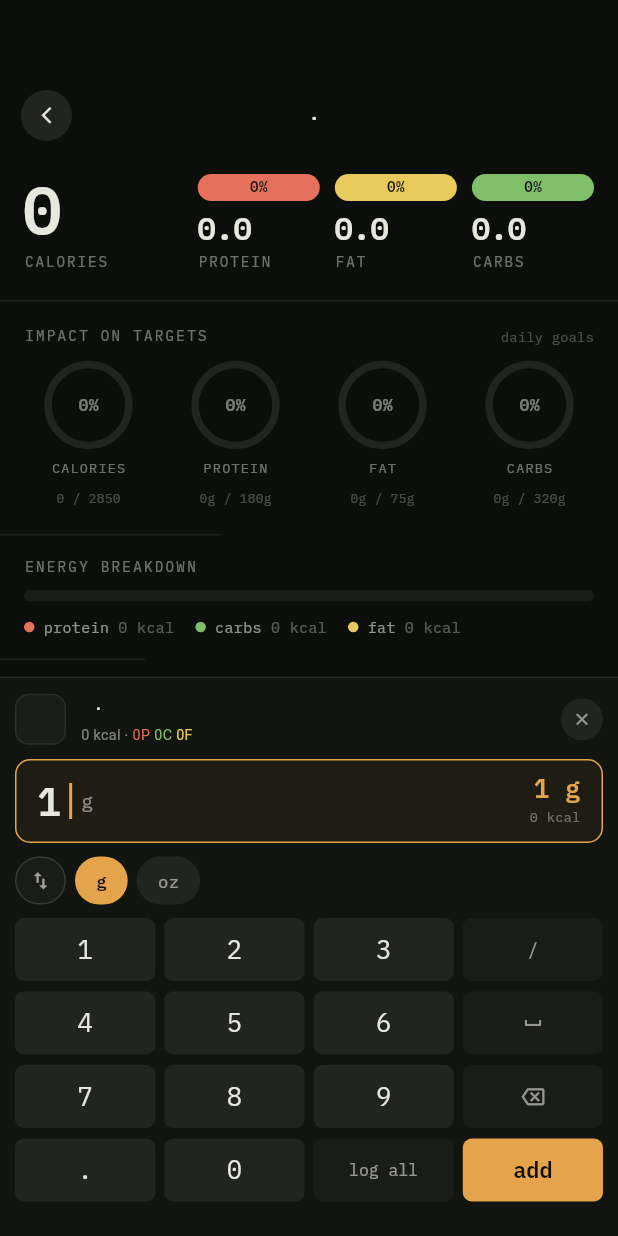
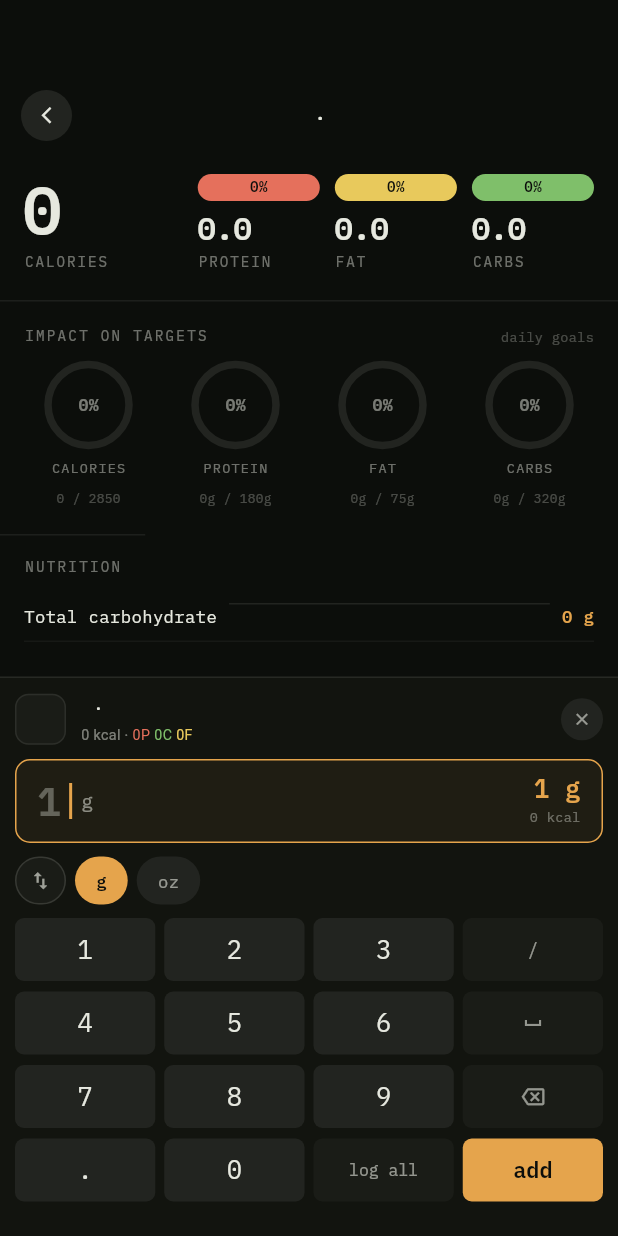
Before and after one commit to Neta-Rose/development, a Flutter app: the FoodDetailScreen screen opened directly with empty values, on a phone screen of 412 x 824 dp. Run offline on Flutter 3.47's test engine with Material 3 defaults, Android fonts, the phone set to English and light mode, and no system bars; our stand-ins replace camera, drift, drift_flutter, flutter_riverpod, freezed_annotation, go_router and 2 more; missing offline and left inert: app_settings, sqlite3; accounts and stored records are empty; generated files the repository leaves out were written again.

Commit message:
feat: enhance food logging and search features with new UI elements and functionality

```diff
--- a/lib/features/search/presentation/food_detail_screen.dart
+++ b/lib/features/search/presentation/food_detail_screen.dart
@@ -79,7 +79,6 @@ class _FoodDetailScreenState extends ConsumerState<FoodDetailScreen> {
                 _hero(food),
                 if (widget.editing != null) _remove(),
                 _targets(food),
-                _energy(food),
                 _nutrients(food, extras),
                 const SizedBox(height: 14),
               ],
@@ -90,6 +89,7 @@ class _FoodDetailScreenState extends ConsumerState<FoodDetailScreen> {
             child: PortionPad(
               food: food,
               initial: _portion,
+              isInitialPlaceholder: widget.editing == null,
               onChanged: _sync,
               onAdd: (p) {
                 _stage(p);
@@ -113,7 +113,9 @@ class _FoodDetailScreenState extends ConsumerState<FoodDetailScreen> {
       padding: const EdgeInsets.fromLTRB(14, 60, 14, 8),
       child: Row(
         children: [
-          GestureDetector(
+          Padding(
+            padding: const EdgeInsets.only(right: 8),
+            child: GestureDetector(
               onTap: () => Navigator.of(context).pop(),
               child: Container(
                 width: 34,
@@ -122,6 +124,7 @@ class _FoodDetailScreenState extends ConsumerState<FoodDetailScreen> {
                     color: AppColors.badgeBg, shape: BoxShape.circle),
                 child: const Icon(Icons.arrow_back_ios_new,
                     size: 13, color: AppColors.fg),
+              ),
             ),
           ),
           Expanded(
@@ -383,85 +386,7 @@ class _FoodDetailScreenState extends ConsumerState<FoodDetailScreen> {
     );
   }
 
-  /// Where the calories actually come from — 4·4·9, the same split the macro
-  /// percentages above are read off.
-  Widget _energy(FoodHit food) {
-    final p = _portion.scale(food.protein100g);
-    final c = _portion.scale(food.carb100g);
-    final f = _portion.scale(food.fat100g);
-    final bars = [
-      ('protein', p * 4, AppColors.protein, _share('PROTEIN', p, c, f)),
-      ('carbs', c * 4, AppColors.carbs, _share('CARBS', p, c, f)),
-      ('fat', f * 9, AppColors.fat, _share('FAT', p, c, f)),
-    ];
 
-    return Column(
-      crossAxisAlignment: CrossAxisAlignment.start,
-      children: [
-        Container(
-          padding: const EdgeInsets.fromLTRB(16, 14, 16, 8),
-          decoration:
-              BoxDecoration(border: Border(top: BorderSide(color: _dim(.08)))),
-          child: _caption('ENERGY BREAKDOWN', spacing: 1.5),
-        ),
-        Padding(
-          padding: const EdgeInsets.fromLTRB(16, 0, 16, 14),
-          child: Column(
-            crossAxisAlignment: CrossAxisAlignment.start,
-            children: [
-              ClipRRect(
-                borderRadius: BorderRadius.circular(4),
-                child: Container(
-                  height: 8,
-                  color: AppColors.tile,
-                  child: Row(
-                    children: [
-                      // Zero-share macros are dropped, not given flex 0: a
-                      // flexible child with no flex still takes its own width.
-                      for (final b in bars)
-                        if (b.$4 > 0)
-                          Expanded(flex: b.$4, child: ColoredBox(color: b.$3)),
-                    ],
-                  ),
-                ),
-              ),
-              const SizedBox(height: 10),
-              Wrap(
-                spacing: 14,
-                runSpacing: 6,
-                children: [
-                  for (final b in bars)
-                    Row(
-                      mainAxisSize: MainAxisSize.min,
-                      children: [
-                        Container(
-                          width: 7,
-                          height: 7,
-                          decoration:
-                              BoxDecoration(color: b.$3, shape: BoxShape.circle),
-                        ),
-                        const SizedBox(width: 6),
-                        Text(b.$1,
-                            style: TextStyle(fontSize: 10, color: _dim(.6))),
-                        const SizedBox(width: 6),
-                        Text(
-                          '${b.$2.round()} kcal',
-                          style: TextStyle(
-                            fontSize: 10,
-                            color: _dim(.35),
-                            fontFeatures: const [FontFeature.tabularFigures()],
-                          ),
-                        ),
-                      ],
-                    ),
-                ],
-              ),
-            ],
-          ),
-        ),
-      ],
-    );
-  }
 
   /// The rows the four list macros don't cover. [extras] arrives a frame or two
   /// late and is null for a quick entry, so every row past the first is
--- a/lib/features/search/presentation/portion_pad.dart
+++ b/lib/features/search/presentation/portion_pad.dart
@@ -21,6 +21,7 @@ class PortionPad extends ConsumerStatefulWidget {
     required this.onClose,
     required this.onLogAll,
     this.initial,
+    this.isInitialPlaceholder,
     this.onChanged,
   });
 
@@ -32,6 +33,10 @@ class PortionPad extends ConsumerStatefulWidget {
   /// The amount to open on. Null starts at one whole unit — what a fresh row
   /// means — while re-editing a staged amount reopens on that amount.
   final Portion? initial;
+
+  /// Whether the initial amount text is a grayed placeholder that gets overridden
+  /// by the first user key input. Defaults to true when [initial] is null.
+  final bool? isInitialPlaceholder;
 
   /// Fires whenever the typed amount changes, for a host that mirrors it. The
   /// host must ignore an unchanged amount: it rebuilds this pad, which reports
@@ -55,9 +60,13 @@ class _PortionPadState extends ConsumerState<PortionPad>
     final p when p.portionLabel != null => formatQty(p.qty!),
     final p => formatGrams(p.grams),
   };
+  late String _placeholderAmt = _amt;
   late String? _unit = widget.initial == null
       ? null
       : widget.initial!.portionLabel ?? 'g';
+
+  late bool _isPlaceholder =
+      widget.isInitialPlaceholder ?? (widget.initial == null);
 
   @override
   void dispose() {
@@ -67,6 +76,13 @@ class _PortionPadState extends ConsumerState<PortionPad>
 
   /// Capped at the design's seven characters — `1 15/16` is already absurd.
   void _type(String ch) {
+    if (_isPlaceholder) {
+      setState(() {
+        _amt = ch;
+        _isPlaceholder = false;
+      });
+      return;
+    }
     if (_amt.length < 7) setState(() => _amt += ch);
   }
 
@@ -193,13 +209,13 @@ class _PortionPadState extends ConsumerState<PortionPad>
                     _amt,
                     maxLines: 1,
                     overflow: TextOverflow.ellipsis,
-                    style: const TextStyle(
+                    style: TextStyle(
                       fontSize: 26,
                       fontWeight: FontWeight.w600,
                       letterSpacing: -0.5,
                       height: 1,
-                      color: AppColors.fg,
-                      fontFeatures: [FontFeature.tabularFigures()],
+                      color: _isPlaceholder ? _dim(.35) : AppColors.fg,
+                      fontFeatures: const [FontFeature.tabularFigures()],
                     ),
                   ),
                 ),
@@ -251,9 +267,11 @@ class _PortionPadState extends ConsumerState<PortionPad>
           // rewritten, so `4 oz` becomes `113.4 g`.
           onTap: () {
             final next = units[(units.indexOf(unit) + 1) % units.length];
+            final nextAmt = formatGrams(portion.grams / next.gramWeight);
             setState(() {
               _unit = next.label;
-              _amt = formatGrams(portion.grams / next.gramWeight);
+              _amt = nextAmt;
+              if (_isPlaceholder) _placeholderAmt = nextAmt;
             });
           },
           child: Container(
@@ -286,7 +304,11 @@ class _PortionPadState extends ConsumerState<PortionPad>
   Widget _chip(PortionUnit u, bool on) {
     return GestureDetector(
       // Switching the unit keeps the typed number: `2` cups becomes `2` oz.
-      onTap: () => setState(() => _unit = u.label),
+      onTap: () {
+        setState(() {
+          _unit = u.label;
+        });
+      },
       child: Container(
         padding: const EdgeInsets.symmetric(horizontal: 14),
         decoration: BoxDecoration(
@@ -334,8 +356,17 @@ class _PortionPadState extends ConsumerState<PortionPad>
           _dig('8'),
           _dig('9'),
           _side(const Icon(Icons.backspace_outlined, size: 15), () {
+            if (_isPlaceholder) return;
             if (_amt.isNotEmpty) {
-              setState(() => _amt = _amt.substring(0, _amt.length - 1));
+              final next = _amt.substring(0, _amt.length - 1);
+              if (next.isEmpty) {
+                setState(() {
+                  _amt = '1';
+                  _isPlaceholder = true;
+                });
+              } else {
+                setState(() => _amt = next);
+              }
             }
           }),
         ]),
```
Also changed, not shown: lib/features/home/presentation/home_providers.dart (+1 -7 lines), lib/features/home/presentation/home_screen.dart (+28 -31 lines), lib/features/search/domain/portion.dart (+45 -2 lines), lib/features/search/presentation/search_screen.dart (+35 -3 lines), skills-lock.json (+132 -0 lines), 4 other files. Lines whose indentation alone changed are shown as unchanged.
